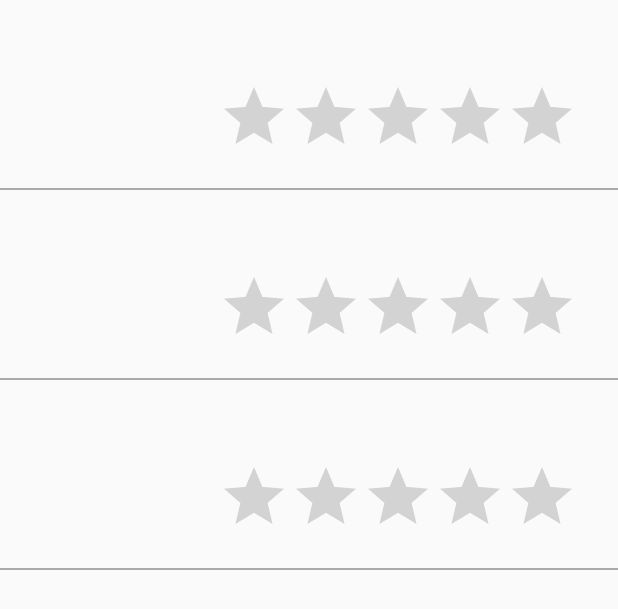
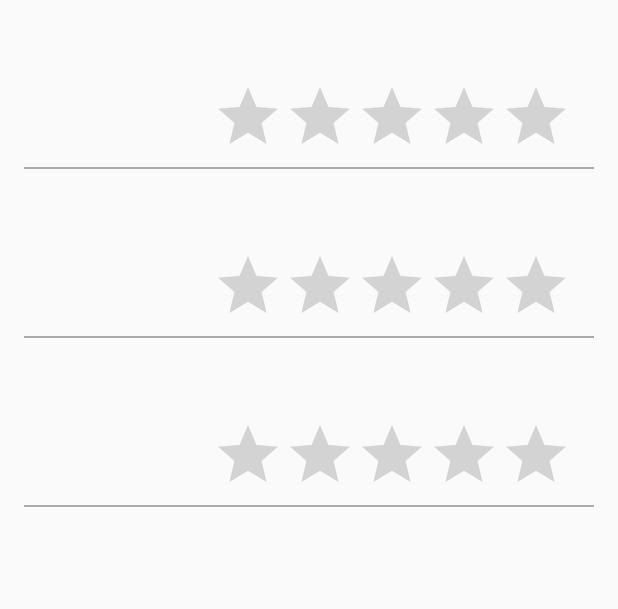
Before and after one commit to bnsngao/CECS491-Posted, an Android app: the layout fragment_guide_list.xml on its own in the app's theme, with its tools: preview values and no code run, on a phone screen of 412 x 824 dp. Shown: the top 609 px of the screen. Run offline under Robolectric (Android 15) with nearby library versions, the phone set to English and light mode, and no system bars.

Commit message:
Revert "Guides"

```diff
--- a/Posted/app/src/main/res/layout/fragment_guide.xml
+++ b/Posted/app/src/main/res/layout/fragment_guide.xml
@@ -7,20 +7,19 @@
         android:layout_width="match_parent"
         android:layout_height="wrap_content"
         android:orientation="horizontal">
-
         <ImageView
             android:id="@+id/guideProfileImage"
-            android:layout_width="125dp"
-            android:layout_height="125dp"
-            android:layout_marginRight="20dp"
-            android:scaleType="centerCrop" />
+            android:layout_width="100dp"
+            android:layout_height="100dp"
+            android:layout_marginRight="25dp"
+            android:scaleType="fitXY"/>
 
         <LinearLayout
             android:layout_width="wrap_content"
             android:layout_height="wrap_content"
             android:orientation="vertical">
             <TextView
-                android:id="@+id/guideUsername"
+                android:id="@+id/content"
                 android:layout_width="wrap_content"
                 android:layout_height="wrap_content"
                 android:layout_margin="@dimen/text_margin"
--- a/Posted/app/src/main/res/layout/fragment_guide_list.xml
+++ b/Posted/app/src/main/res/layout/fragment_guide_list.xml
@@ -6,7 +6,8 @@
     android:name="com.example.posted.GuideFragment"
     android:layout_width="match_parent"
     android:layout_height="match_parent"
-    android:scrollbars="vertical"
+    android:layout_marginLeft="16dp"
+    android:layout_marginRight="16dp"
     app:layoutManager="LinearLayoutManager"
     tools:context="com.example.posted.GuideFragment"
     tools:listitem="@layout/fragment_guide" />
--- a/Posted/app/src/main/res/layout/nav_header_main.xml
+++ b/Posted/app/src/main/res/layout/nav_header_main.xml
@@ -16,7 +16,7 @@
         android:id="@+id/imageView"
         android:layout_width="100dp"
         android:layout_height="100dp"
-        android:scaleType="centerCrop"
+        android:scaleType="centerInside"
         android:contentDescription="@string/nav_header_desc"
         android:paddingTop="@dimen/nav_header_vertical_spacing"
         app:srcCompat="@mipmap/ic_launcher_round" />
--- a/Posted/app/src/main/res/values/dimens.xml
+++ b/Posted/app/src/main/res/values/dimens.xml
@@ -3,7 +3,7 @@
     <dimen name="activity_horizontal_margin">16dp</dimen>
     <dimen name="activity_vertical_margin">16dp</dimen>
     <dimen name="nav_header_vertical_spacing">8dp</dimen>
-    <dimen name="nav_header_height">185dp</dimen>
+    <dimen name="nav_header_height">176dp</dimen>
     <dimen name="fab_margin">16dp</dimen>
     <dimen name="text_margin">16dp</dimen>
 </resources>
```
Also changed, not shown: Posted/app/src/main/java/com/example/posted/GuidePage.java (+4 -7 lines), Posted/app/src/main/java/com/example/posted/MainMenu.java (+22 -25 lines), Posted/app/src/main/java/com/example/posted/MyGuideRecyclerViewAdapter.java (+1 -14 lines), Posted/app/src/main/java/com/example/posted/Profile.java (+3 -19 lines), Posted/app/src/main/java/com/example/posted/Register.java (+2 -23 lines), Posted/app/src/main/java/com/example/posted/dummy/DummyContent.java (+2 -5 lines), Posted/app/src/main/res/layout/fragment_guide_page.xml (+6 -4 lines).
